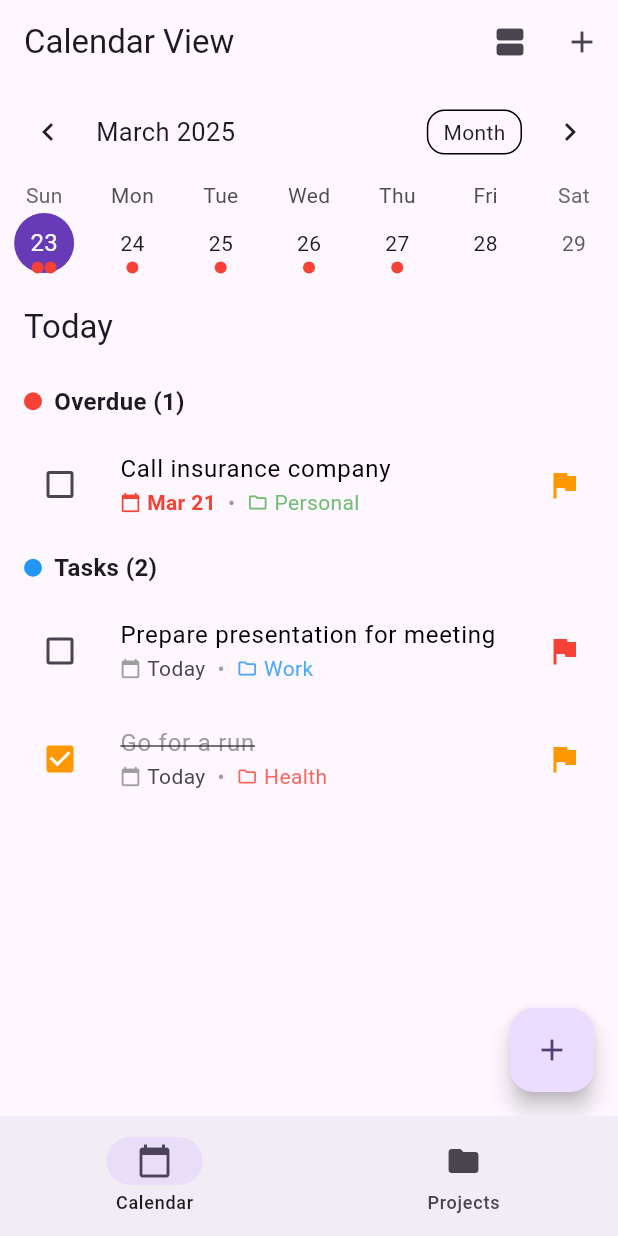
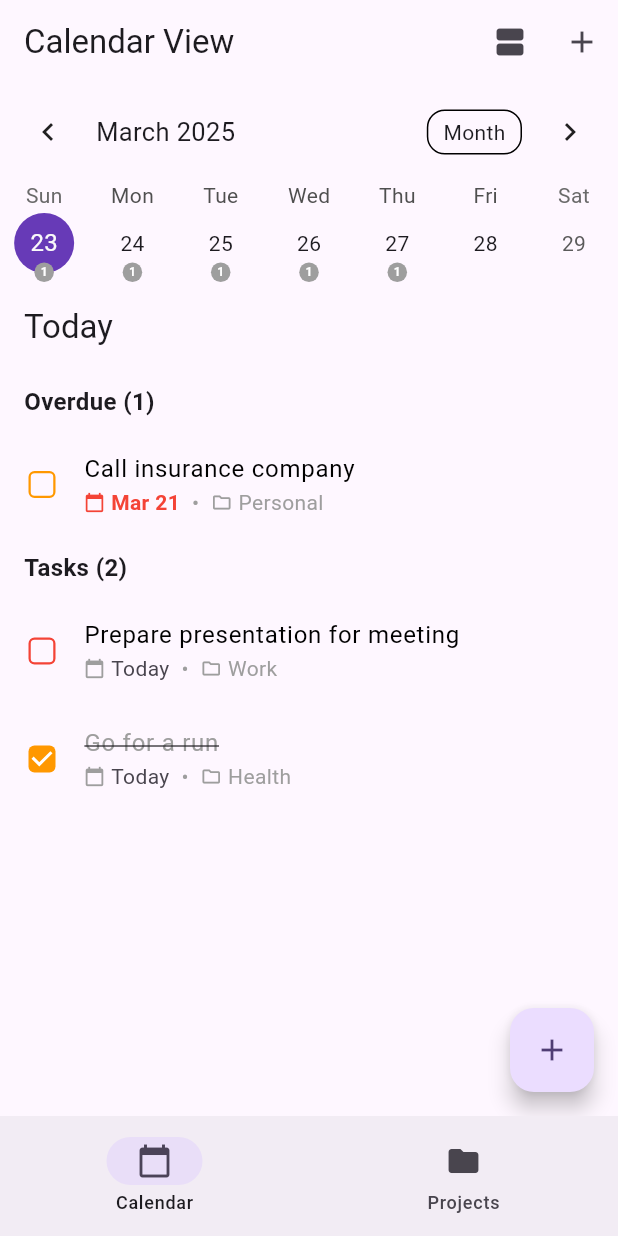
Before and after one commit to MOVING2014/GTD4, a Flutter app: the screen it shows after launch, on a phone screen of 412 x 824 dp. Run offline on Flutter 3.47's test engine with Material 3 defaults, Android fonts, the phone set to English and light mode, and no system bars; drawn by our look-alikes of flutter_slidable, table_calendar.

Commit message:
风格修饰

```diff
--- a/lib/screens/calendar_screen.dart
+++ b/lib/screens/calendar_screen.dart
@@ -91,6 +91,39 @@ class _CalendarScreenState extends State<CalendarScreen> {
             eventLoader: (day) {
               return _getEventsForDay(day);
             },
+            // 自定义标记为数字
+            calendarBuilders: CalendarBuilders(
+              markerBuilder: (context, date, events) {
+                if (events.isNotEmpty) {
+                  // 计算未完成任务数量
+                  final uncompletedTasks = events.where((task) =>
+                    task is Task && task.status != TaskStatus.completed).toList();
+
+                  if (uncompletedTasks.isEmpty) return const SizedBox.shrink();
+
+                  // 显示数字而不是小点
+                  return Container(
+                    decoration: BoxDecoration(
+                      color: Colors.grey[500],
+                      shape: BoxShape.circle,
+                    ),
+                    width: 13,
+                    height: 13,
+                    child: Center(
+                      child: Text(
+                        uncompletedTasks.length.toString(),
+                        style: const TextStyle(
+                          color: Colors.white,
+                          fontSize: 8,
+                          fontWeight: FontWeight.bold,
+                        ),
+                      ),
+                    ),
+                  );
+                }
+                return null;
+              },
+            ),
           ),
 
           // 选中日期的任务
@@ -147,25 +180,12 @@ class _CalendarScreenState extends State<CalendarScreen> {
                         listItems.add(
                           Padding(
                             padding: const EdgeInsets.symmetric(horizontal: 16.0, vertical: 8.0),
-                            child: Row(
-                              children: [
-                                Container(
-                                  width: 12,
-                                  height: 12,
-                                  decoration: const BoxDecoration(
-                                    color: Colors.red,
-                                    shape: BoxShape.circle,
-                                  ),
-                                ),
-                                const SizedBox(width: 8),
-                                Text(
+                            child: Text(
                               'Overdue (${overdueTasks.length})',
                               style: const TextStyle(
                                 fontWeight: FontWeight.bold,
                                 fontSize: 16,
                               ),
-                                ),
-                              ],
                             ),
                           ),
                         );
@@ -186,25 +206,12 @@ class _CalendarScreenState extends State<CalendarScreen> {
                         listItems.add(
                           Padding(
                             padding: const EdgeInsets.symmetric(horizontal: 16.0, vertical: 8.0),
-                            child: Row(
-                              children: [
-                                Container(
-                                  width: 12,
-                                  height: 12,
-                                  decoration: const BoxDecoration(
-                                    color: Colors.blue,
-                                    shape: BoxShape.circle,
-                                  ),
-                                ),
-                                const SizedBox(width: 8),
-                                Text(
+                            child: Text(
                               'Tasks (${dateTasks.length})',
                               style: const TextStyle(
                                 fontWeight: FontWeight.bold,
                                 fontSize: 16,
                               ),
-                                ),
-                              ],
                             ),
                           ),
                         );
--- a/lib/widgets/task_list_item.dart
+++ b/lib/widgets/task_list_item.dart
@@ -67,15 +67,30 @@ class TaskListItem extends StatelessWidget {
         ],
       ),
       child: ListTile(
-        leading: Checkbox(
+        leading: SizedBox(
+          width: 24,
+          height: 24,
+          child: Checkbox(
             value: task.status == TaskStatus.completed,
-          activeColor: task.getPriorityColor(),
             onChanged: (_) {
               taskProvider.toggleTaskCompletion(task.id);
               if (onTaskChange != null) {
                 onTaskChange!();
               }
             },
+            activeColor: task.priority == TaskPriority.none
+                ? Colors.black87
+                : task.getPriorityColor(),
+            side: BorderSide(
+              color: task.priority == TaskPriority.none
+                  ? Colors.black54
+                  : task.getPriorityColor(),
+              width: 1.5,
+            ),
+            shape: RoundedRectangleBorder(
+              borderRadius: BorderRadius.circular(4),
+            ),
+          ),
         ),
         title: Text(
           task.title,
@@ -89,7 +104,6 @@ class TaskListItem extends StatelessWidget {
           ),
         ),
         subtitle: _buildSubtitle(project),
-        trailing: _buildPriorityIndicator(),
         onTap: () async {
           // 点击任务打开编辑页面
           final result = await Navigator.push(
@@ -106,32 +120,6 @@ class TaskListItem extends StatelessWidget {
         },
       ),
     );
-  }
-
-  Widget _buildPriorityIndicator() {
-    if (task.priority == TaskPriority.none) {
-      return const SizedBox.shrink();
-    }
-
-    IconData iconData = Icons.flag;
-    Color color;
-
-    switch (task.priority) {
-      case TaskPriority.high:
-        color = Colors.red;
-        break;
-      case TaskPriority.medium:
-        color = Colors.orange;
-        break;
-      case TaskPriority.low:
-        color = Colors.blue;
-        break;
-      default:
-        color = Colors.grey;
-        break;
-    }
-
-    return Icon(iconData, color: color);
   }
 
   Widget _buildSubtitle(Project? project) {
@@ -181,16 +169,16 @@ class TaskListItem extends StatelessWidget {
         Row(
           mainAxisSize: MainAxisSize.min,
           children: [
-            Icon(
+            const Icon(
               Icons.folder_outlined,
               size: 14,
-              color: project.color.withOpacity(0.8),
+              color: Colors.grey,
             ),
             const SizedBox(width: 4),
             Text(
               project.name,
-              style: TextStyle(
-                color: project.color.withOpacity(0.8),
+              style: const TextStyle(
+                color: Colors.grey,
               ),
             ),
           ],
```
Lines whose indentation alone changed are shown as unchanged.
